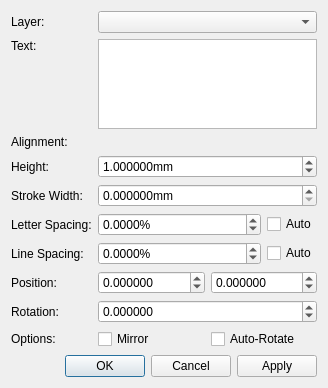
Before: the Qt Designer form libs/librepcb/common/dialogs/stroketextpropertiesdialog.ui in LibrePCB/LibrePCB, drawn with Qt 5.
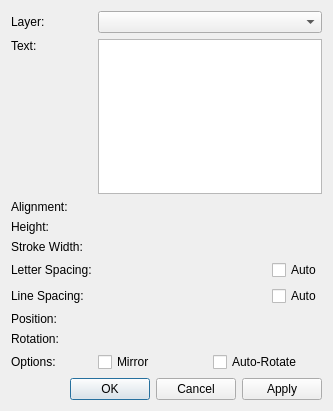
After: the same form once the commit is applied. Custom widgets are drawn as their Qt base class.

Commit message: Use unit edit widgets where suitable

Patch:
```diff
--- a/libs/librepcb/common/dialogs/stroketextpropertiesdialog.ui
+++ b/libs/librepcb/common/dialogs/stroketextpropertiesdialog.ui
@@ -6,8 +6,8 @@
    <rect>
     <x>0</x>
     <y>0</y>
-    <width>328</width>
-    <height>388</height>
+    <width>333</width>
+    <height>411</height>
    </rect>
   </property>
   <property name="windowTitle">
@@ -59,28 +59,6 @@
        </property>
       </widget>
      </item>
-     <item row="3" column="1">
-      <widget class="QDoubleSpinBox" name="spbHeight">
-       <property name="suffix">
-        <string notr="true">mm</string>
-       </property>
-       <property name="decimals">
-        <number>6</number>
-       </property>
-       <property name="minimum">
-        <double>0.010000000000000</double>
-       </property>
-       <property name="maximum">
-        <double>999.000000000000000</double>
-       </property>
-       <property name="singleStep">
-        <double>0.100000000000000</double>
-       </property>
-       <property name="value">
-        <double>1.000000000000000</double>
-       </property>
-      </widget>
-     </item>
      <item row="8" column="0">
       <widget class="QLabel" name="label_4">
        <property name="text">
@@ -91,36 +69,10 @@
      <item row="8" column="1">
       <layout class="QHBoxLayout" name="horizontalLayout">
        <item>
-        <widget class="QDoubleSpinBox" name="spbPosX">
-         <property name="decimals">
-          <number>6</number>
-         </property>
-         <property name="minimum">
-          <double>-9999.000000000000000</double>
-         </property>
-         <property name="maximum">
-          <double>9999.000000000000000</double>
-         </property>
-         <property name="singleStep">
-          <double>2.540000000000000</double>
-         </property>
-        </widget>
+        <widget class="librepcb::LengthEdit" name="edtPosX" native="true"/>
        </item>
        <item>
-        <widget class="QDoubleSpinBox" name="spbPosY">
-         <property name="decimals">
-          <number>6</number>
-         </property>
-         <property name="minimum">
-          <double>-9999.000000000000000</double>
-         </property>
-         <property name="maximum">
-          <double>9999.000000000000000</double>
-         </property>
-         <property name="singleStep">
-          <double>2.540000000000000</double>
-         </property>
-        </widget>
+        <widget class="librepcb::LengthEdit" name="edtPosY" native="true"/>
        </item>
       </layout>
      </item>
@@ -131,22 +83,6 @@
        </property>
       </widget>
      </item>
-     <item row="9" column="1">
-      <widget class="QDoubleSpinBox" name="spbRotation">
-       <property name="decimals">
-        <number>6</number>
-       </property>
-       <property name="minimum">
-        <double>-360.000000000000000</double>
-       </property>
-       <property name="maximum">
-        <double>360.000000000000000</double>
-       </property>
-       <property name="singleStep">
-        <double>45.000000000000000</double>
-       </property>
-      </widget>
-     </item>
      <item row="4" column="0">
       <widget class="QLabel" name="label_3">
        <property name="text">
@@ -154,22 +90,6 @@
        </property>
       </widget>
      </item>
-     <item row="4" column="1">
-      <widget class="QDoubleSpinBox" name="spbxStrokeWidth">
-       <property name="suffix">
-        <string notr="true">mm</string>
-       </property>
-       <property name="decimals">
-        <number>6</number>
-       </property>
-       <property name="maximum">
-        <double>999.000000000000000</double>
-       </property>
-       <property name="singleStep">
-        <double>0.050000000000000</double>
-       </property>
-      </widget>
-     </item>
      <item row="10" column="0">
       <widget class="QLabel" name="label_9">
        <property name="text">
@@ -198,23 +118,7 @@
      <item row="7" column="1">
       <layout class="QHBoxLayout" name="horizontalLayout_3" stretch="1,0">
        <item>
-        <widget class="QDoubleSpinBox" name="spbxLineSpacingRatio">
-         <property name="suffix">
-          <string notr="true">%</string>
-         </property>
-         <property name="decimals">
-          <number>4</number>
-         </property>
-         <property name="minimum">
-          <double>-999.990000000000009</double>
-         </property>
-         <property name="maximum">
-          <double>999.990000000000009</double>
-         </property>
-         <property name="singleStep">
-          <double>10.000000000000000</double>
-         </property>
-        </widget>
+        <widget class="librepcb::RatioEdit" name="edtLineSpacingRatio" native="true"/>
        </item>
        <item>
         <widget class="QCheckBox" name="cbxLineSpacingAuto">
@@ -242,23 +146,7 @@
      <item row="6" column="1">
       <layout class="QHBoxLayout" name="horizontalLayout_4" stretch="1,0">
        <item>
-        <widget class="QDoubleSpinBox" name="spbxLetterSpacingRatio">
-         <property name="suffix">
-          <string notr="true">%</string>
-         </property>
-         <property name="decimals">
-          <number>4</number>
-         </property>
-         <property name="minimum">
-          <double>-999.990000000000009</double>
-         </property>
-         <property name="maximum">
-          <double>999.990000000000009</double>
-         </property>
-         <property name="singleStep">
-          <double>5.000000000000000</double>
-         </property>
-        </widget>
+        <widget class="librepcb::RatioEdit" name="edtLetterSpacingRatio" native="true"/>
        </item>
        <item>
         <widget class="QCheckBox" name="cbxLetterSpacingAuto">
@@ -269,6 +157,15 @@
        </item>
       </layout>
      </item>
+     <item row="3" column="1">
+      <widget class="librepcb::PositiveLengthEdit" name="edtHeight" native="true"/>
+     </item>
+     <item row="4" column="1">
+      <widget class="librepcb::UnsignedLengthEdit" name="edtStrokeWidth" native="true"/>
+     </item>
+     <item row="9" column="1">
+      <widget class="librepcb::AngleEdit" name="edtRotation" native="true"/>
+     </item>
     </layout>
    </item>
    <item>
@@ -284,12 +181,42 @@
   </layout>
  </widget>
  <customwidgets>
+  <customwidget>
+   <class>librepcb::LengthEdit</class>
+   <extends>QWidget</extends>
+   <header location="global">librepcb/common/widgets/lengthedit.h</header>
+   <container>1</container>
+  </customwidget>
   <customwidget>
    <class>librepcb::AlignmentSelector</class>
    <extends>QWidget</extends>
    <header>widgets/alignmentselector.h</header>
    <container>1</container>
   </customwidget>
+  <customwidget>
+   <class>librepcb::AngleEdit</class>
+   <extends>QWidget</extends>
+   <header location="global">librepcb/common/widgets/angleedit.h</header>
+   <container>1</container>
+  </customwidget>
+  <customwidget>
+   <class>librepcb::UnsignedLengthEdit</class>
+   <extends>QWidget</extends>
+   <header location="global">librepcb/common/widgets/unsignedlengthedit.h</header>
+   <container>1</container>
+  </customwidget>
+  <customwidget>
+   <class>librepcb::PositiveLengthEdit</class>
+   <extends>QWidget</extends>
+   <header location="global">librepcb/common/widgets/positivelengthedit.h</header>
+   <container>1</container>
+  </customwidget>
+  <customwidget>
+   <class>librepcb::RatioEdit</class>
+   <extends>QWidget</extends>
+   <header location="global">librepcb/common/widgets/ratioedit.h</header>
+   <container>1</container>
+  </customwidget>
  </customwidgets>
  <resources/>
  <connections/>
```
The commit also changes 53 other files.
